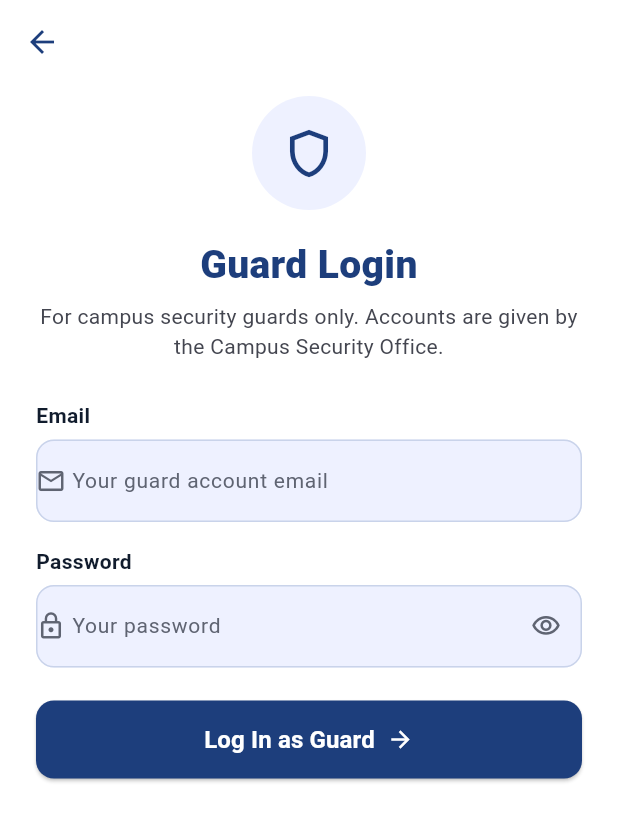
After one commit to Itzmejian/UCU-ParkPermit, a Flutter app: the screen it shows after launch, after a tap on the "info outline" icon, on a phone screen of 412 x 824 dp. The commit adds this screen. Shown: the top 821 px of the screen. Run offline on Flutter 3.47's test engine with Material 3 defaults, Android fonts, the phone set to English and light mode, and no system bars; our stand-ins replace connectivity_plus, file_picker, flutter_image_compress, image_picker, supabase_flutter; missing offline and left inert: google_mlkit_text_recognition, mobile_scanner; accounts and stored records are empty.

Commit message:
Batch 18b: guard login, sticker scanner and verification

```diff
--- a/lib/main.dart
+++ b/lib/main.dart
@@ -6,7 +6,9 @@ import 'core/signup_info.dart';
 import 'core/supabase_config.dart';
 import 'models/notification_store.dart';
 import 'models/profile_store.dart';
+import 'screens/guard/guard_scanner_screen.dart';
 import 'services/auth_service.dart';
+import 'services/guard_service.dart';
 
 Future<void> main() async {
   WidgetsFlutterBinding.ensureInitialized();
@@ -16,10 +18,14 @@ Future<void> main() async {
     await Supabase.initialize(url: kSupabaseUrl, publishableKey: kSupabaseAnonKey);
     // A saved session means the user is already logged in.
     if (Supabase.instance.client.auth.currentSession != null) {
-      await AuthService.loadProfile();
-      initialRoute = ProfileStore.instance.profileCompleted
-          ? AppRoutes.home
-          : AppRoutes.completeProfile;
+      if (await GuardService.isGuard()) {
+        initialRoute = kGuardRoute;
+      } else {
+        await AuthService.loadProfile();
+        initialRoute = ProfileStore.instance.profileCompleted
+            ? AppRoutes.home
+            : AppRoutes.completeProfile;
+      }
     }
   }
 
@@ -40,6 +46,9 @@ class ParkPermitApp extends StatelessWidget {
       theme: AppTheme.light,
       initialRoute: initialRoute,
       onGenerateRoute: (settings) {
+        if (settings.name == kGuardRoute) {
+          return MaterialPageRoute(builder: (_) => const GuardScannerScreen(), settings: settings);
+        }
         var s = settings;
         // Opening Complete Profile directly (saved session): use the stored role.
         if (settings.name == AppRoutes.completeProfile && settings.arguments == null) {
--- a/lib/screens/auth/welcome_screen.dart
+++ b/lib/screens/auth/welcome_screen.dart
@@ -3,6 +3,7 @@ import '../../core/app_colors.dart';
 import '../../core/app_routes.dart';
 import '../../widgets/app_buttons.dart';
 import '../../widgets/ucu_logo.dart';
+import '../guard/guard_login_screen.dart';
 
 class WelcomeScreen extends StatelessWidget {
   const WelcomeScreen({super.key});
@@ -10,6 +11,23 @@ class WelcomeScreen extends StatelessWidget {
   @override
   Widget build(BuildContext context) {
     return Scaffold(
+      appBar: AppBar(
+        automaticallyImplyLeading: false,
+        backgroundColor: Colors.transparent,
+        elevation: 0,
+        scrolledUnderElevation: 0,
+        actions: [
+          IconButton(
+            tooltip: 'Security guard',
+            icon: const Icon(Icons.info_outline, color: AppColors.navy),
+            onPressed: () => Navigator.push(
+              context,
+              MaterialPageRoute(builder: (_) => const GuardLoginScreen()),
+            ),
+          ),
+          const SizedBox(width: 4),
+        ],
+      ),
       body: SafeArea(
         child: LayoutBuilder(
           builder: (context, constraints) {
--- /dev/null
+++ b/lib/screens/guard/guard_login_screen.dart
@@ -0,0 +1,115 @@
+import 'package:flutter/material.dart';
+import '../../core/app_colors.dart';
+import '../../services/guard_service.dart';
+import '../../widgets/app_buttons.dart';
+import '../../widgets/app_text_field.dart';
+
+class GuardLoginScreen extends StatefulWidget {
+  const GuardLoginScreen({super.key});
+
+  @override
+  State<GuardLoginScreen> createState() => _GuardLoginScreenState();
+}
+
+class _GuardLoginScreenState extends State<GuardLoginScreen> {
+  final _email = TextEditingController();
+  final _password = TextEditingController();
+  bool _loading = false;
+  String? _error;
+
+  @override
+  void dispose() {
+    _email.dispose();
+    _password.dispose();
+    super.dispose();
+  }
+
+  Future<void> _login() async {
+    final email = _email.text.trim();
+    if (email.isEmpty || _password.text.isEmpty) {
+      setState(() => _error = 'Enter your email and password.');
+      return;
+    }
+    setState(() {
+      _loading = true;
+      _error = null;
+    });
+    final err = await GuardService.signIn(email, _password.text);
+    if (!mounted) return;
+    if (err != null) {
+      setState(() {
+        _loading = false;
+        _error = err;
+      });
+      return;
+    }
+    Navigator.pushNamedAndRemoveUntil(context, kGuardRoute, (route) => false);
+  }
+
+  @override
+  Widget build(BuildContext context) {
+    return Scaffold(
+      appBar: AppBar(),
+      body: SafeArea(
+        child: SingleChildScrollView(
+          padding: const EdgeInsets.fromLTRB(24, 8, 24, 24),
+          child: Column(
+            crossAxisAlignment: CrossAxisAlignment.stretch,
+            children: [
+              Center(
+                child: Container(
+                  width: 76,
+                  height: 76,
+                  decoration: const BoxDecoration(color: AppColors.inputFill, shape: BoxShape.circle),
+                  child: const Icon(Icons.shield_outlined, size: 38, color: AppColors.navy),
+                ),
+              ),
+              const SizedBox(height: 18),
+              const Text(
+                'Guard Login',
+                textAlign: TextAlign.center,
+                style: TextStyle(fontSize: 26, fontWeight: FontWeight.w800, color: AppColors.navy),
+              ),
+              const SizedBox(height: 6),
+              const Text(
+                'For campus security guards only. Accounts are given by the Campus Security Office.',
+                textAlign: TextAlign.center,
+                style: TextStyle(fontSize: 14, height: 1.4, color: AppColors.textMuted),
+              ),
+              const SizedBox(height: 26),
+              AppTextField(
+                label: 'Email',
+                hint: 'Your guard account email',
+                icon: Icons.mail_outline,
+                controller: _email,
+                keyboardType: TextInputType.emailAddress,
+                textInputAction: TextInputAction.next,
+              ),
+              const SizedBox(height: 16),
+              AppTextField(
+                label: 'Password',
+                hint: 'Your password',
+                icon: Icons.lock_outline,
+                controller: _password,
+                isPassword: true,
+                textInputAction: TextInputAction.done,
+                onSubmitted: (_) => _login(),
+              ),
+              if (_error != null) ...[
+                const SizedBox(height: 12),
+                Text(_error!, style: const TextStyle(color: AppColors.error, fontSize: 13)),
+              ],
+              const SizedBox(height: 22),
+              PrimaryButton(
+                label: 'Log In as Guard',
+                showArrow: true,
+                isLoading: _loading,
+                onPressed: _login,
+              ),
+            ],
+          ),
+        ),
+      ),
+    );
+  }
+}
--- /dev/null
+++ b/lib/services/guard_service.dart
@@ -0,0 +1,85 @@
+import 'package:supabase_flutter/supabase_flutter.dart';
+import '../core/supabase_config.dart';
+
+/// The route of the guard's scanner screen.
+const String kGuardRoute = '/guard';
+
+/// Security guards: log in, check a sticker, and see the owner's ID photo.
+/// Guard accounts are added by the developer in Supabase (public.guards).
+class GuardService {
+  GuardService._();
+
+  static SupabaseClient get _c => Supabase.instance.client;
+
+  static String friendly(Object e) {
+    final m = e is PostgrestException ? e.message : e.toString();
+    if (m.contains('NOT_GUARD')) return 'Your guard account is not active. Contact the Security Office.';
+    if (m.contains('BAD_INPUT')) return 'Enter a permit number or plate number.';
+    final low = m.toLowerCase();
+    if (low.contains('socket') || low.contains('failed host') || low.contains('network')) {
+      return 'No internet connection. Check the sticker and plate by hand for now.';
+    }
+    return 'Could not check the sticker. Please try again.';
+  }
+
+  static Future<bool> isGuard() async {
+    if (!kSupabaseReady || _c.auth.currentUser == null) return false;
+    try {
+      return await _c.rpc('is_guard') == true;
+    } catch (_) {
+      return false;
+    }
+  }
+
+  /// Returns an error message, or null when logged in as a guard.
+  static Future<String?> signIn(String email, String password) async {
+    if (!kSupabaseReady) return 'Guard login needs the server connection.';
+    try {
+      await _c.auth.signInWithPassword(email: email, password: password);
+    } on AuthException catch (e) {
+      return e.message.toLowerCase().contains('invalid')
+          ? 'Wrong email or password.'
+          : e.message;
+    } catch (_) {
+      return 'Could not log in. Check your internet connection.';
+    }
+    if (!await isGuard()) {
+      await signOut();
+      return 'This is not a security guard account.';
+    }
+    return null;
+  }
+
+  static Future<void> signOut() async {
+    try {
+      await _c.auth.signOut();
+    } catch (_) {}
+  }
+
+  static Future<String> guardName() async {
+    try {
+      final uid = _c.auth.currentUser?.id;
+      if (uid == null) return '';
+      final r = await _c.from('guards').select('full_name').eq('user_id', uid).maybeSingle();
+      return (r?['full_name'] ?? '').toString();
+    } catch (_) {
+      return '';
+    }
+  }
+
+  /// Checks a sticker. [code] is the scanned QR text, a permit number or a plate.
+  static Future<Map<String, dynamic>> verify(String code) async {
+    final r = await _c.rpc('guard_verify', params: {'p_code': code});
+    return Map<String, dynamic>.from(r as Map);
+  }
+
+  /// A short-lived link to the owner's UCU ID photo, or null.
+  static Future<String?> photoUrl(String? path) async {
+    if (path == null || path.isEmpty) return null;
+    try {
+      return await _c.storage.from('documents').createSignedUrl(path, 300);
+    } catch (_) {
+      return null;
+    }
+  }
+}
--- a/pubspec.yaml
+++ b/pubspec.yaml
@@ -40,6 +40,7 @@ dependencies:
   google_mlkit_text_recognition: ^0.16.0
   image_picker: ^1.2.4
   flutter_image_compress: ^2.5.1
+  mobile_scanner: ^7.4.2
 
 dev_dependencies:
   flutter_test:
```
Also changed, not shown: lib/screens/guard/guard_result_screen.dart (added, +266 -0 lines), lib/screens/guard/guard_scanner_screen.dart (added, +185 -0 lines), lib/services/auth_service.dart (+16 -0 lines), pubspec.lock.
